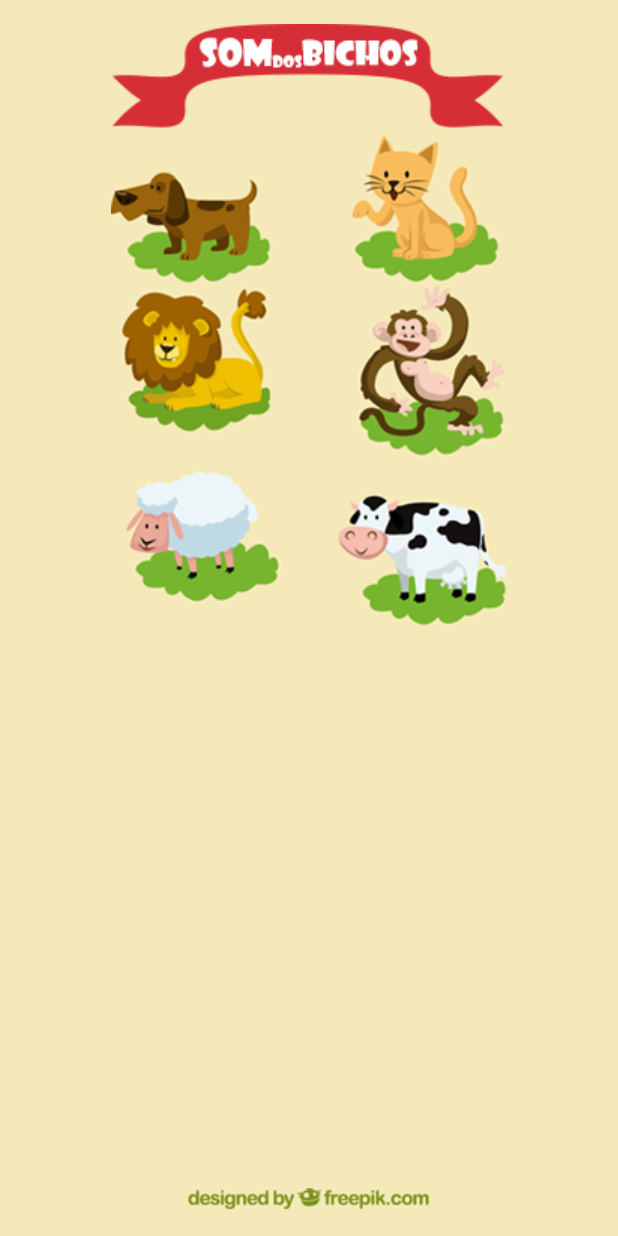
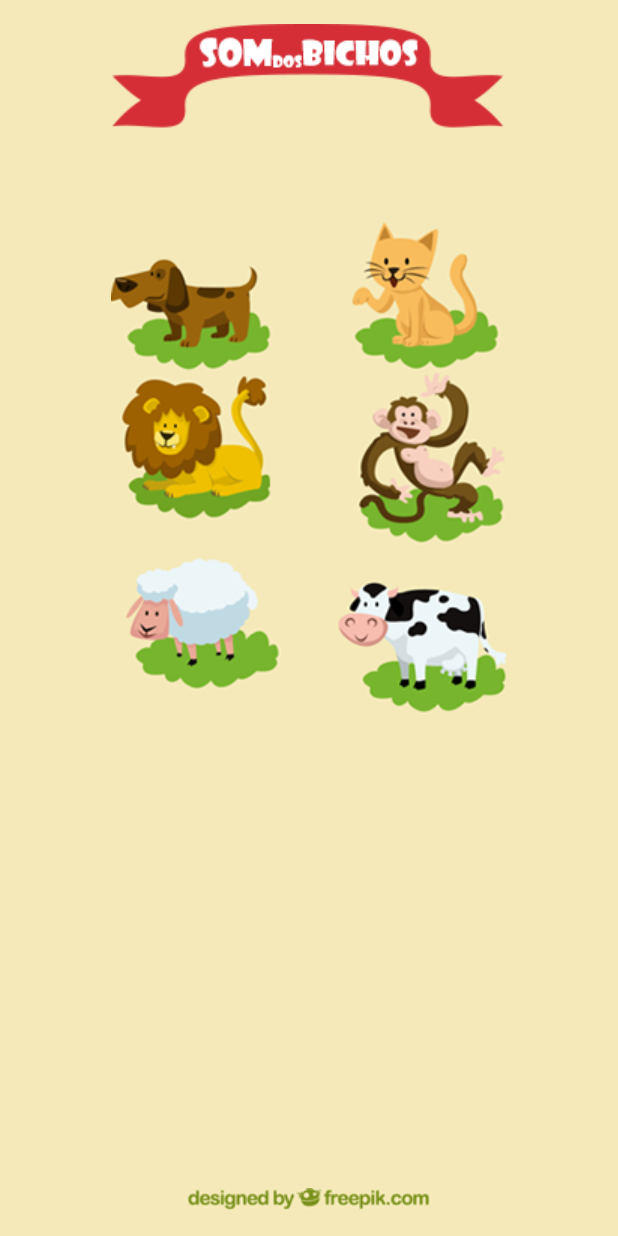
Before and after one commit to hercules-lima/AndroidStudioProjects, an Android app: the screen it shows after launch (MainActivity), on a phone screen of 412 x 824 dp. Run offline under Robolectric (Android 15) with nearby library versions, the phone set to English and light mode, and no system bars.

Commit message:
Som dos Bichos - Final

```diff
--- a/SomDosBichos/app/src/main/java/somdosbichos/studio/com/somdosbichos/MainActivity.java
+++ b/SomDosBichos/app/src/main/java/somdosbichos/studio/com/somdosbichos/MainActivity.java
@@ -1,14 +1,85 @@
 package somdosbichos.studio.com.somdosbichos;
 
 import android.app.Activity;
+import android.media.Image;
+import android.media.MediaPlayer;
 import android.support.v7.app.AppCompatActivity;
 import android.os.Bundle;
+import android.view.View;
+import android.widget.ImageView;
 
-public class MainActivity extends Activity {
+public class MainActivity extends Activity implements View.OnClickListener {
+
+    private ImageView cao;
+    private ImageView gato;
+    private ImageView leao;
+    private ImageView macaco;
+    private ImageView ovelha;
+    private ImageView vaca;
+    private MediaPlayer mediaPlayer;
 
     @Override
     protected void onCreate(Bundle savedInstanceState) {
         super.onCreate(savedInstanceState);
         setContentView(R.layout.activity_main);
+
+        cao = (ImageView) findViewById(R.id.caoId);
+        gato = (ImageView) findViewById(R.id.gatoId);
+        leao = (ImageView) findViewById(R.id.leaoId);
+        macaco = (ImageView) findViewById(R.id.macacoId);
+        ovelha = (ImageView) findViewById(R.id.ovelhaId);
+        vaca = (ImageView) findViewById(R.id.vacaId);
+
+        cao.setOnClickListener(this);
+        gato.setOnClickListener(this);
+        leao.setOnClickListener(this);
+        macaco.setOnClickListener(this);
+        ovelha.setOnClickListener(this);
+        vaca.setOnClickListener(this);
+    }
+
+    @Override
+    public void onClick(View v) {
+        switch (v.getId()){
+            case R.id.caoId:
+                mediaPlayer = MediaPlayer.create(MainActivity.this,R.raw.cao);
+                tocarSom();
+                break;
+            case R.id.gatoId:
+                mediaPlayer = MediaPlayer.create(MainActivity.this,R.raw.gato);
+                tocarSom();
+                break;
+            case R.id.leaoId:
+                mediaPlayer = MediaPlayer.create(MainActivity.this,R.raw.leao);
+                tocarSom();
+                break;
+            case R.id.macacoId:
+                mediaPlayer = MediaPlayer.create(MainActivity.this,R.raw.macaco);
+                tocarSom();
+                break;
+            case R.id.ovelhaId:
+                mediaPlayer = MediaPlayer.create(MainActivity.this,R.raw.ovelha);
+                tocarSom();
+                break;
+            case R.id.vacaId:
+                mediaPlayer = MediaPlayer.create(MainActivity.this,R.raw.vaca);
+                tocarSom();
+                break;
+        }
+    }
+
+    public void tocarSom(){
+        if(mediaPlayer!=null){
+            mediaPlayer.start();
+        }
+    }
+
+    @Override
+    protected void onDestroy() {
+        if(mediaPlayer!=null){
+            mediaPlayer.release();
+            mediaPlayer=null;
+        }
+        super.onDestroy();
     }
 }
--- a/SomDosBichos/app/src/main/res/layout/activity_main.xml
+++ b/SomDosBichos/app/src/main/res/layout/activity_main.xml
@@ -22,19 +22,20 @@
         android:layout_width="wrap_content"
         android:layout_height="wrap_content"
         android:id="@+id/caoId"
+        android:background="@drawable/cao"
+        android:layout_marginTop="58dp"
         android:layout_below="@+id/imageView"
         android:layout_alignLeft="@+id/imageView"
-        android:layout_alignStart="@+id/imageView"
-        android:background="@drawable/cao" />
+        android:layout_alignStart="@+id/imageView" />
 
     <ImageView
         android:layout_width="wrap_content"
         android:layout_height="wrap_content"
         android:id="@+id/gatoId"
-        android:layout_below="@+id/imageView"
+        android:background="@drawable/gato"
+        android:layout_alignTop="@+id/caoId"
         android:layout_alignRight="@+id/imageView"
-        android:layout_alignEnd="@+id/imageView"
-        android:background="@drawable/gato" />
+        android:layout_alignEnd="@+id/imageView" />
 
     <ImageView
         android:layout_width="wrap_content"
```
